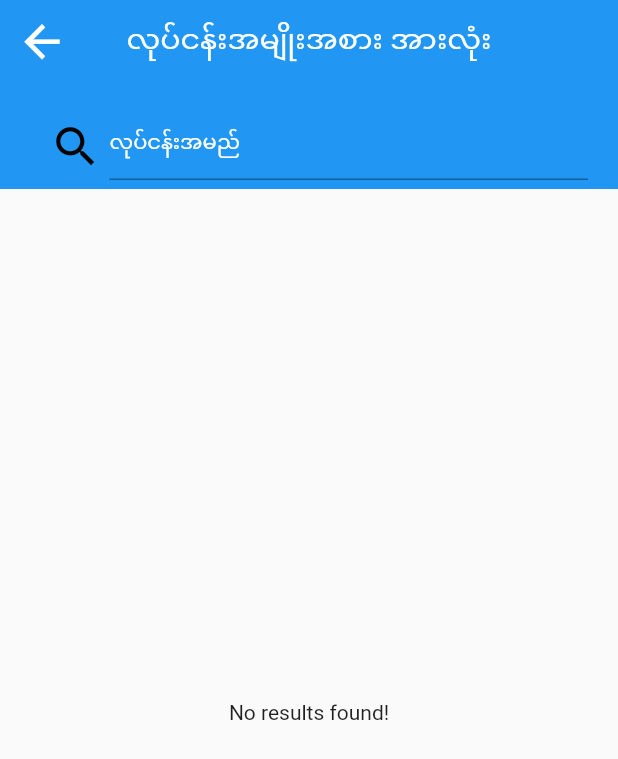
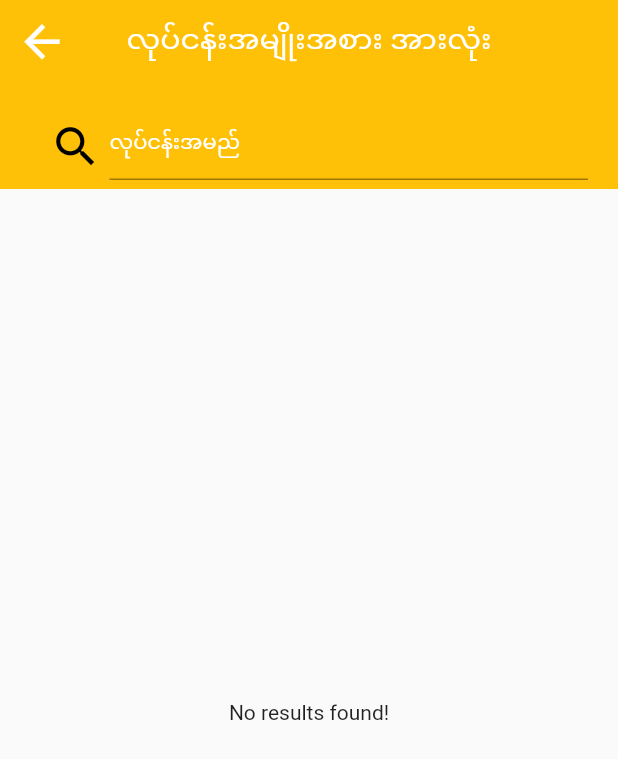
Before and after one commit to myanmarbusinessleader/user, a Flutter app: the screen it shows after launch, tab 2 chosen, after a tap on "ရှာရန်", on a phone screen of 412 x 824 dp. Shown: the top 759 px of the screen. Run offline on Flutter 3.47's test engine with Material 2 defaults, Android fonts, the light colour scheme and no system bars; our stand-ins replace cached_network_image, cloud_firestore, firebase_auth, firebase_core, firebase_storage, flutter_swipe_action_cell and 6 more; missing offline and left inert: flutter_osm_plugin, flutterfire_ui; accounts and stored records are empty; network calls fail.

Commit message:
final update

```diff
--- a/lib/controller/filter_form_controller.dart
+++ b/lib/controller/filter_form_controller.dart
@@ -50,11 +50,10 @@ class FilterFormController extends GetxController {
 
   void listenBusinesses() {
     FirebaseFirestore.instance.collection(businesses)
+    .orderBy("dateTime", descending: true)
     .snapshots()
     .listen((event) {
-      var busList = event.docs.map((e) => e.data()).toList();
-    busList.sort((a,b) => a["name"].compareTo(b["name"]));
-    businessList.value = busList;
+      businessList.value = event.docs.map((e) => e.data()).toList();
     });
 
   }
--- a/lib/main.dart
+++ b/lib/main.dart
@@ -18,6 +18,16 @@ class MyApp extends StatelessWidget {
     Get.put(FilterFormController());
     return GetMaterialApp(
       debugShowCheckedModeBanner: false,
+      theme: ThemeData(
+        primaryColor: Colors.amber,
+        accentColor: Colors.amber,
+        appBarTheme: const AppBarTheme(
+          color:  Colors.amber,
+        ),
+        cardColor: Colors.amber,
+        buttonColor: Colors.amber,
+
+      ),
       initialRoute: homeScreen,
       getPages: getPages,
     );
--- a/lib/model/business_listing.dart
+++ b/lib/model/business_listing.dart
@@ -30,6 +30,7 @@ class BusinessListing with _$BusinessListing {
     @JsonKey(nullable: true,defaultValue: false)
     bool? isGrid,
     required List<String> searchList,
+    required DateTime dateTime,
   }) = _BusinessListing;
 
   factory BusinessListing.fromJson(Map<String,dynamic> json) => _$BusinessListingFromJson(json);
--- a/lib/utils/widgets/search_widget.dart
+++ b/lib/utils/widgets/search_widget.dart
@@ -19,7 +19,7 @@ class SearchWidget extends StatelessWidget {
   @override
   Widget build(BuildContext context) {
     return Container(
-      color: Colors.blue,
+      color: Colors.amber,
       padding: const EdgeInsets.only(left: 25,top: 10,right: 20,),
       height: 70,
       width: size.width,
--- a/lib/view/add_business/controller/add_business_controller.dart
+++ b/lib/view/add_business/controller/add_business_controller.dart
@@ -188,6 +188,7 @@ class AddBusinessController extends GetxController {
                     ),
                   geoPoint: geoPoint,
                   searchList: temp,
+                  dateTime: DateTime.now(),
                   ).toJson(),
                 );
                 isLoading.value = false;
--- a/lib/view/tab_bar_view/search_view.dart
+++ b/lib/view/tab_bar_view/search_view.dart
@@ -32,7 +32,7 @@ class SearchView extends StatelessWidget {
                           padding: const EdgeInsets.only(left: 20,right: 20,top: 10,),
                           child: CustomElevatedButton(
                             height: 50,
-                          color: Colors.blueAccent,
+                          color: Colors.amber,
                           text: "ADD YOUR BUSINESS LISTING IN HERE! +",
                           buttonPressed: () => Get.toNamed(addBusinessScreen),
                           ),
--- a/lib/view/widgets/filter_search.dart
+++ b/lib/view/widgets/filter_search.dart
@@ -19,7 +19,7 @@ class FilterSearch extends StatelessWidget {
   @override
   Widget build(BuildContext context) {
     return Container(
-        color: Colors.blue,
+        color: Colors.amber,
         padding: const EdgeInsets.only(left: 10,right: 20,top: 5),
         child: Column(
           children: [
--- a/lib/view/widgets/top_search_bar.dart
+++ b/lib/view/widgets/top_search_bar.dart
@@ -16,7 +16,7 @@ class TopSearchBar extends StatelessWidget {
   @override
   Widget build(BuildContext context) {
     return Container(
-      color: Colors.blue,
+      color: Colors.amber,
       padding: const EdgeInsets.only(left: 25,top: 10,right: 20,),
       height: 70,
       width: size.width,
```
Also changed, not shown: lib/view/widgets/business_filter_search_list.dart (+29 -1 lines), lib/model/business_listing.freezed.dart, lib/model/business_listing.g.dart.
